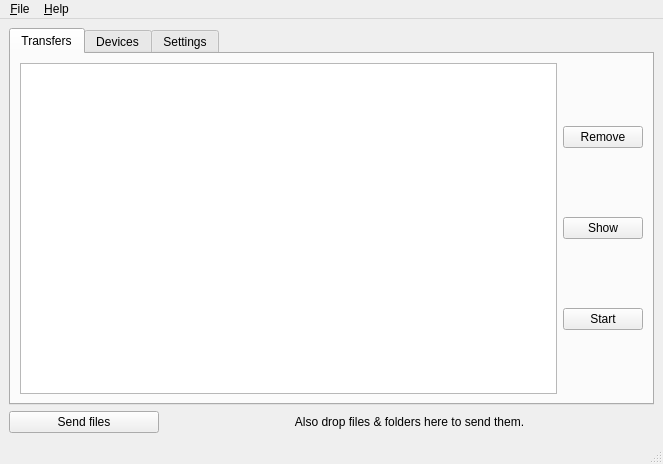
The window that src/ui/MainWindow.ui (trebleshot/desktop) describes before a commit, drawn with Qt 5.
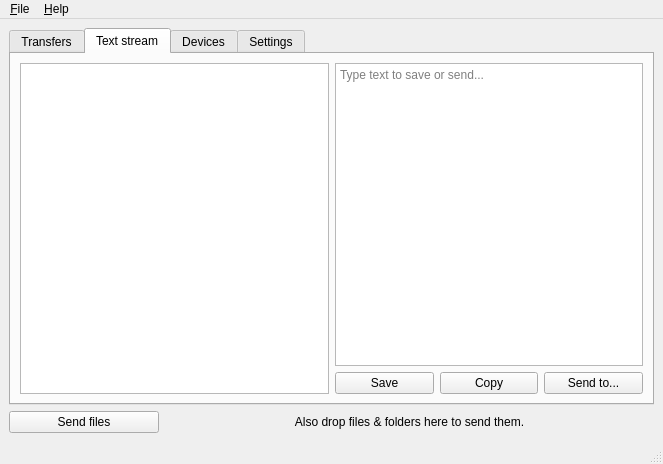
The same window after the commit.

Commit message: Implement TextStream

What changed in the file:
```diff
--- a/src/ui/MainWindow.ui
+++ b/src/ui/MainWindow.ui
@@ -47,7 +47,7 @@
          <enum>QTabWidget::Rounded</enum>
         </property>
         <property name="currentIndex">
-         <number>0</number>
+         <number>1</number>
         </property>
         <widget class="QWidget" name="tab_2">
          <attribute name="title">
@@ -134,6 +134,60 @@
           </item>
          </layout>
         </widget>
+        <widget class="QWidget" name="tab_3">
+         <attribute name="title">
+          <string>Text stream</string>
+         </attribute>
+         <layout class="QVBoxLayout" name="verticalLayout_6">
+          <item>
+           <layout class="QHBoxLayout" name="horizontalLayout_5">
+            <item>
+             <widget class="QTreeView" name="textTreeView">
+              <property name="rootIsDecorated">
+               <bool>false</bool>
+              </property>
+             </widget>
+            </item>
+            <item>
+             <layout class="QVBoxLayout" name="verticalLayout_4">
+              <item>
+               <widget class="QTextEdit" name="textStreamEdit">
+                <property name="placeholderText">
+                 <string>Type text to save or send...</string>
+                </property>
+               </widget>
+              </item>
+              <item>
+               <layout class="QHBoxLayout" name="horizontalLayout_6">
+                <item>
+                 <widget class="QPushButton" name="saveTextButton">
+                  <property name="text">
+                   <string>Save</string>
+                  </property>
+                 </widget>
+                </item>
+                <item>
+                 <widget class="QPushButton" name="buttonClipboardCopy">
+                  <property name="text">
+                   <string>Copy</string>
+                  </property>
+                 </widget>
+                </item>
+                <item>
+                 <widget class="QPushButton" name="buttonTextBoxSendTo">
+                  <property name="text">
+                   <string>Send to...</string>
+                  </property>
+                 </widget>
+                </item>
+               </layout>
+              </item>
+             </layout>
+            </item>
+           </layout>
+          </item>
+         </layout>
+        </widget>
         <widget class="QWidget" name="tabDevices">
          <attribute name="title">
           <string>Devices</string>
```
The commit also changes 7 other files.
